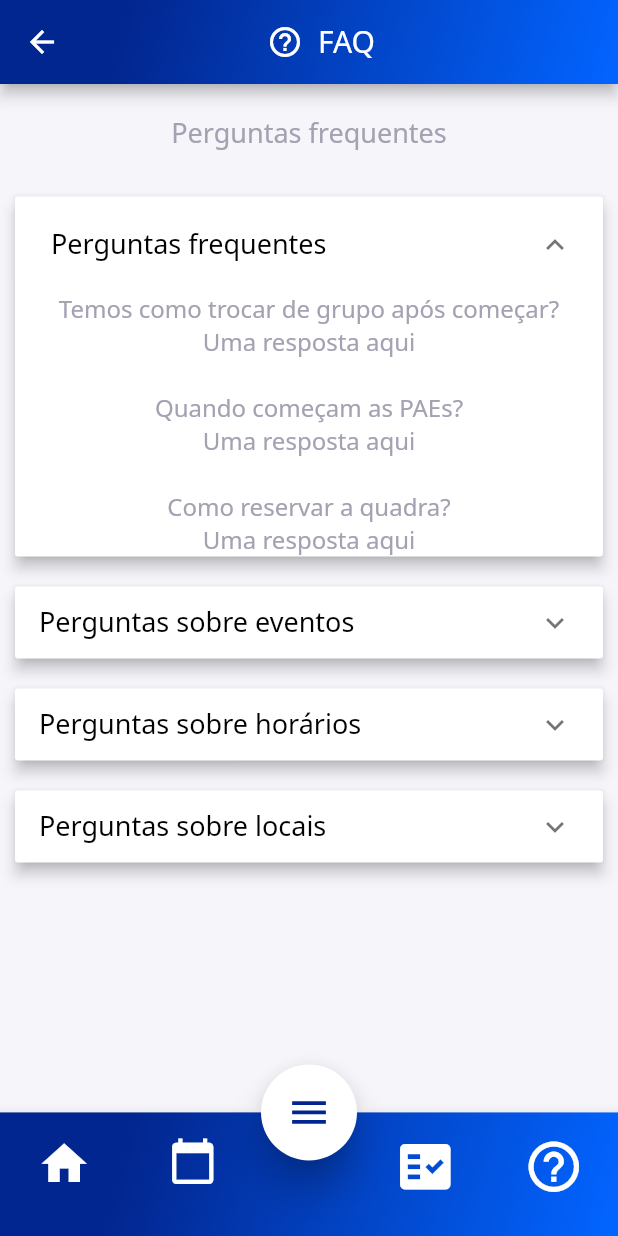
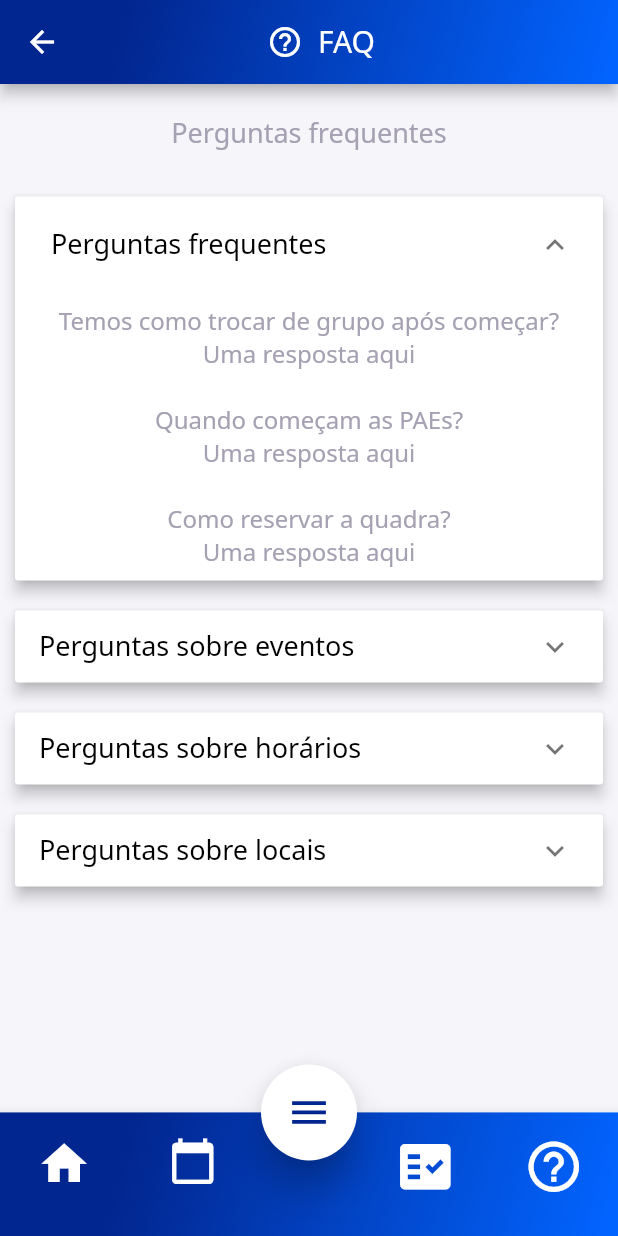
Before and after one commit to Maua-Dev/System_Maua_Front, a Flutter app: the HelpFaqPage screen opened by its route, after a tap on "Perguntas frequentes", on a phone screen of 412 x 824 dp. Run offline on Flutter 3.47's test engine with Material 2 defaults, Android fonts, the phone set to English and light mode, and no system bars; our stand-ins replace flutter_calendar_carousel, flutter_mobx, flutter_modular, fluttericon, google_fonts, hive and 2 more; accounts and stored records are empty; generated files the repository leaves out were written again.

Commit message:
[FM-26] Destaque do número de bolsos e espaçamento no faq_card

```diff
--- a/lib/app/modules/help/pages/help-intercambio/pages/oportunidades_abertas/repository/oportunidade_repository.dart
+++ b/lib/app/modules/help/pages/help-intercambio/pages/oportunidades_abertas/repository/oportunidade_repository.dart
@@ -6,7 +6,7 @@ class OportunidadeRepository implements IOportunidadeRepository {
     UniversidadeModel(
         nome: 'TU Braunshweig - Alemanha',
         descricao:
-            'A universidade parceira na Alemanha,\n oferece isenção de taxas para alunos da\n Mauá mediante disponibilidade de vagas.\n A análise das candidaturas e aprovação\n é feita pelo departamento\n de Relações Internacionais.\n Número de bolsas: 3'),
+            'A universidade parceira na Alemanha,\n oferece isenção de taxas para alunos da\n Mauá mediante disponibilidade de vagas.\n A análise das candidaturas e aprovação\n é feita pelo departamento\n de Relações Internacionais.\n\n Número de bolsas: 3'),
   ];
 
   @override
--- a/lib/app/shared/components/faq_card/faq_card_widget.dart
+++ b/lib/app/shared/components/faq_card/faq_card_widget.dart
@@ -49,7 +49,7 @@ class _FaqCardState extends State<FaqCard> {
                 ],
               ),
               body: Padding(
-                  padding: EdgeInsets.symmetric(horizontal: 8),
+                padding: EdgeInsets.all(8),
                 child: Text(
                   widget.descricao,
                   style: AppTextStyles.lightBody.copyWith(fontSize: 16),
@@ -61,6 +61,7 @@ class _FaqCardState extends State<FaqCard> {
           ],
           expansionCallback: (i, isExpanded) {
             widget.onPressed!();
-            }));
+          }),
+    );
   }
 }
```
Lines whose indentation alone changed are shown as unchanged.
